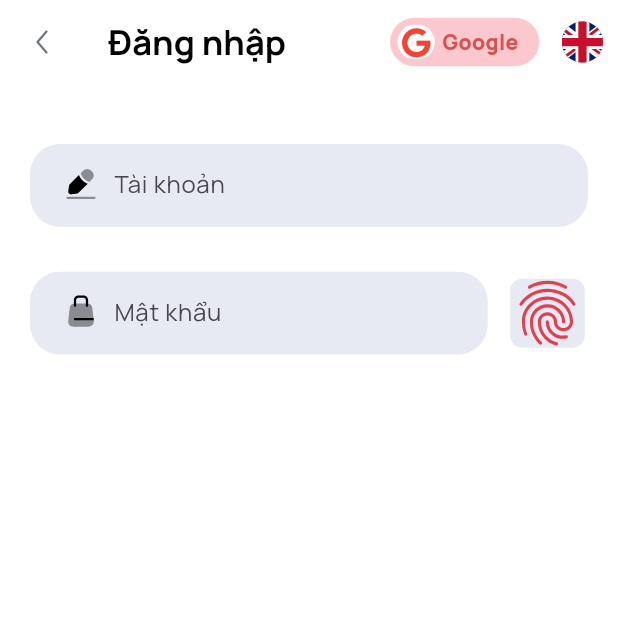
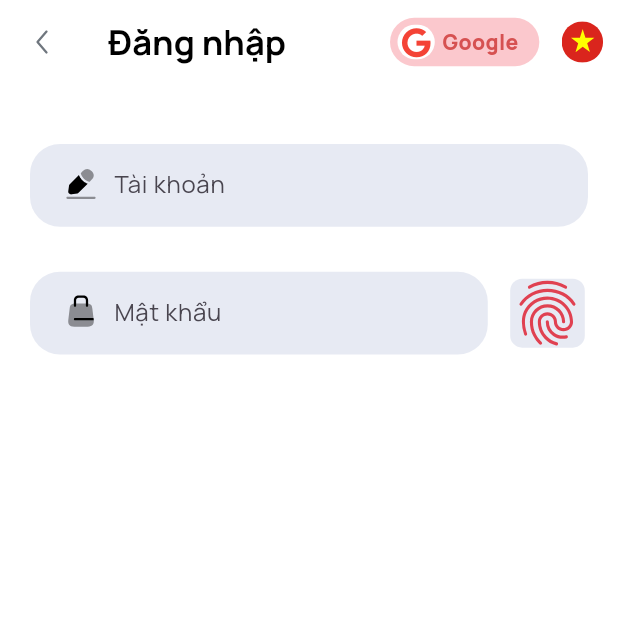
Before and after one commit to DevDadd/fitness-project, a Flutter app: the screen it shows after launch, after a tap on "Bắt đầu", on a phone screen of 412 x 824 dp, the top half of it. Run offline on Flutter 3.47's test engine with Material 3 defaults, Android fonts, the phone set to English and light mode, and no system bars; our stand-ins replace bloc, copy_with_extension, equatable, flutter_bloc, flutter_screenutil, flutter_svg and 3 more.

Commit message:
Add localization support and enhance login page UI

```diff
--- a/lib/feature/authentication/presentation/pages/login_page.dart
+++ b/lib/feature/authentication/presentation/pages/login_page.dart
@@ -2,8 +2,11 @@ import 'dart:io';
 
 import 'package:fitnessai/feature/authentication/presentation/widgets/custom_text_field.dart';
 import 'package:fitnessai/feature/authentication/presentation/widgets/menu_item.dart';
+import 'package:fitnessai/feature/core/localization/cubit/localize_cubit.dart';
+import 'package:fitnessai/feature/core/localization/cubit/localize_state.dart';
 import 'package:fitnessai/l10n/app_localization.dart';
 import 'package:flutter/material.dart';
+import 'package:flutter_bloc/flutter_bloc.dart';
 import 'package:flutter_screenutil/flutter_screenutil.dart';
 import 'package:flutter_svg/flutter_svg.dart';
 import 'package:font_awesome_flutter/font_awesome_flutter.dart';
@@ -15,6 +18,8 @@ class LoginPage extends StatelessWidget {
 
   @override
   Widget build(BuildContext context) {
+    return BlocBuilder<LocalizeCubit, LocalizeState>(
+      builder: (context, state) {
         return Scaffold(
           backgroundColor: Colors.white,
           appBar: AppBar(
@@ -87,7 +92,32 @@ class LoginPage extends StatelessWidget {
                         arrowWidth: 20,
                       );
                     },
-                child: CircleAvatar(
+                    // child: CircleAvatar(
+                    //   radius: 15.r,
+                    //   backgroundColor: Colors.transparent,
+                    //   child: ClipOval(
+                    //     child: SvgPicture.asset(
+                    //       'assets/images/flag_uk.svg',
+                    //       width: 40,
+                    //       height: 40,
+                    //       fit: BoxFit.cover,
+                    //     ),
+                    //   ),
+                    // ),
+                    child: state.currentLanguage == "vi"
+                        ? CircleAvatar(
+                            radius: 15.r,
+                            backgroundColor: Colors.transparent,
+                            child: ClipOval(
+                              child: SvgPicture.asset(
+                                'assets/images/flag_vn.svg',
+                                width: 40,
+                                height: 40,
+                                fit: BoxFit.cover,
+                              ),
+                            ),
+                          )
+                        : CircleAvatar(
                             radius: 15.r,
                             backgroundColor: Colors.transparent,
                             child: ClipOval(
@@ -202,5 +232,7 @@ class LoginPage extends StatelessWidget {
             ),
           ),
         );
+      },
+    );
   }
 }
--- a/lib/feature/onboarding/presentation/onboarding_page.dart
+++ b/lib/feature/onboarding/presentation/onboarding_page.dart
@@ -16,6 +16,7 @@ class OnboardingPage extends StatelessWidget {
         children: [
           SizedBox(
             width: 1.sw,
+            height: 0.45.sh,
             child: SvgPicture.asset(
               "assets/images/onboarding_bg.svg",
               fit: BoxFit.cover,
@@ -42,7 +43,8 @@ class OnboardingPage extends StatelessWidget {
             ),
           ),
           SizedBox(height: 62.h),
-          Container(
+          SafeArea(
+            child: Container(
               decoration: BoxDecoration(
                 borderRadius: BorderRadius.circular(20),
                 gradient: LinearGradient(
@@ -71,6 +73,7 @@ class OnboardingPage extends StatelessWidget {
                 ),
               ),
             ),
+          ),
         ],
       ),
     );
--- a/pubspec.yaml
+++ b/pubspec.yaml
@@ -79,6 +79,9 @@ flutter:
     - assets/icons/ic_password.svg
     - assets/icons/ic_faceid.svg
     - assets/icons/ic_fingerid.svg
+    - assets/images/flag_vn.svg
+    - assets/icons/ic_google.svg
+    - assets/icons/ic_facebook.svg
 
   # An image asset can refer to one or more resolution-specific "variants", see
   # https://flutter.dev/to/resolution-aware-images
```
Also changed, not shown: assets/icons/ic_facebook.svg (added), assets/icons/ic_google.svg (added), assets/images/flag_vn.svg (added). Lines whose indentation alone changed are shown as unchanged.
